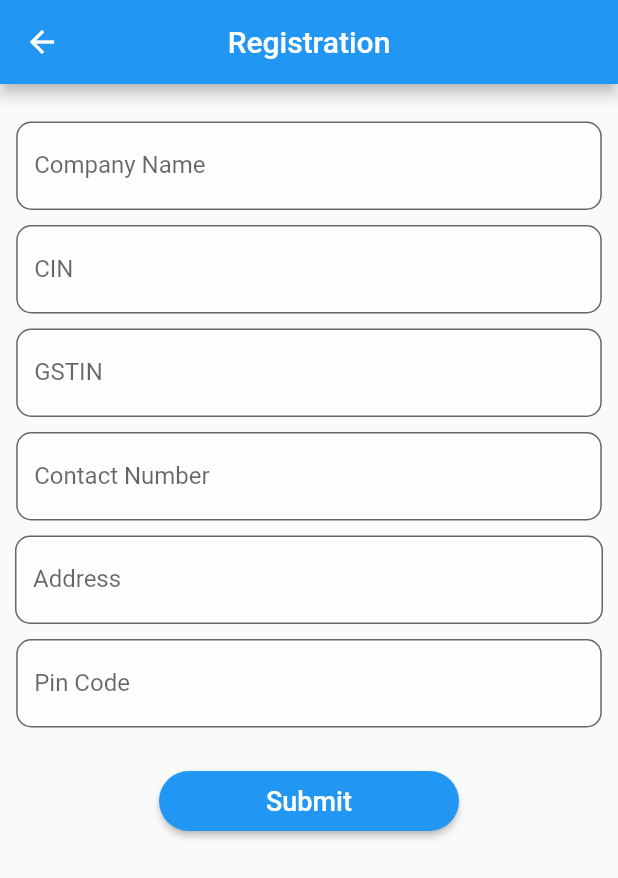
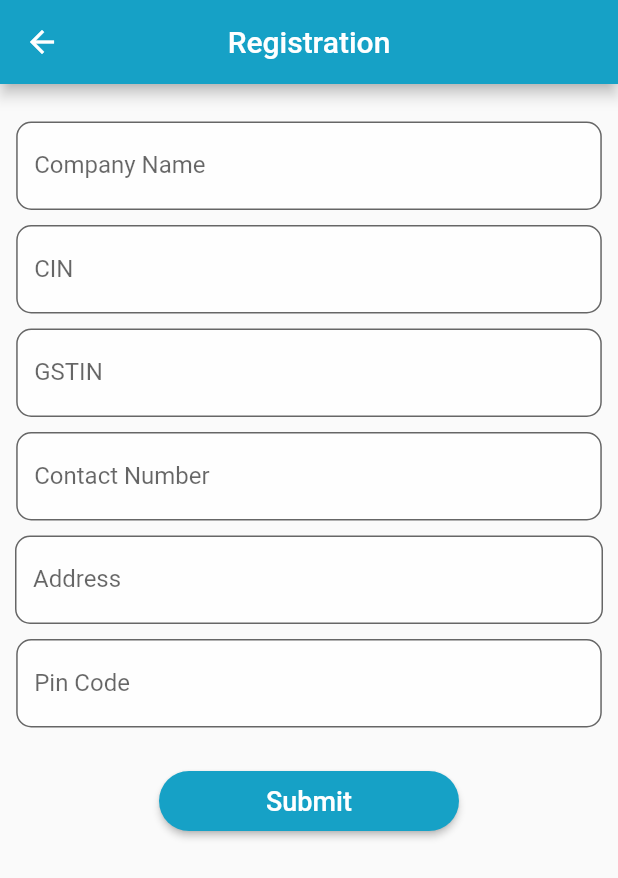
Before and after one commit to yash-choudhary/transport_app, a Flutter app: the SignUpView2 screen opened by its route, after a tap on "Fleet Owner", on a phone screen of 412 x 824 dp. Shown: the top 878 px of the screen. Run offline on Flutter 3.47's test engine with Material 2 defaults, Android fonts, the phone set to English and light mode, and no system bars; our stand-ins replace auto_size_text, cloud_firestore, firebase_auth, flutter_speed_dial, flutter_spinkit, share; missing offline and left inert: unicorndial; accounts and stored records are empty; Roboto replaces fonts that are missing (Montserrat).

Commit message:
minor updates

```diff
--- a/lib/main.dart
+++ b/lib/main.dart
@@ -8,12 +8,14 @@ import 'package:transport_app/services/auth_service.dart';
 import 'widgets/provider_widget.dart';
 import 'views/connectionrequests.dart';
 import 'views/connections.dart';
+import 'themedata/color.dart';
 
 
 void main() => runApp(MyApp());
 
 class MyApp extends StatelessWidget {
   // This widget is the root of your application.
+
   @override
   Widget build(BuildContext context) {
     return Provider(
@@ -23,10 +25,10 @@ class MyApp extends StatelessWidget {
         theme: ThemeData(
           // Define the default brightness and colors.
           brightness: Brightness.light,
-          primarySwatch: Colors.blue,
+          primarySwatch: Mycolor.primaryCustom,
 //        primaryColor: Color(0xff20B2AA),
 //        accentColor: Color(0xff2C393F),
-          buttonColor: Colors.blue,
+          buttonColor: Mycolor.primaryCustom,
 //        backgroundColor: Color(0xffE5E5E5),
 
           //backgroundColor: Color(0xffEDEDED),
--- /dev/null
+++ b/lib/themedata/color.dart
@@ -0,0 +1,24 @@
+import 'package:flutter/material.dart';
+
+class Mycolor {
+  static int prA = 22;
+  static int prB = 161;
+  static int prC = 198;
+  static var col = 0xff16A1C6;
+  static Map<int, Color> primarycolor =
+  {
+
+    50: Color.fromRGBO(prA, prB, prC, .1),
+    100: Color.fromRGBO(prA, prB, prC, .2),
+    200: Color.fromRGBO(prA, prB, prC, .3),
+    300: Color.fromRGBO(prA, prB, prC, .4),
+    400: Color.fromRGBO(prA, prB, prC, .5),
+    500: Color.fromRGBO(prA, prB, prC, .6),
+    600: Color.fromRGBO(prA, prB, prC, .7),
+    700: Color.fromRGBO(prA, prB, prC, .8),
+    800: Color.fromRGBO(prA, prB, prC, .9),
+    900: Color.fromRGBO(prA, prB, prC, 1.0),
+  };
+
+  static MaterialColor primaryCustom = MaterialColor(col, primarycolor);
+}
--- a/lib/views/connectionrequests.dart
+++ b/lib/views/connectionrequests.dart
@@ -6,6 +6,7 @@ import 'dart:async';
 import 'package:auto_size_text/auto_size_text.dart';
 import '../models/user_model.dart';
 import '../services/conn_mgmt.dart';
+import '../themedata/color.dart';
 
 class RequestsPage extends StatefulWidget {
   @override
@@ -23,7 +24,7 @@ class _RequestsPageState extends State<RequestsPage> {
 
   circularIndicator() {
     return Scaffold(
-      backgroundColor: Colors.blue,
+      backgroundColor: Mycolor.primaryCustom,
       body: Container(
         child: Center(
           child: CircularProgressIndicator(
@@ -54,7 +55,7 @@ class _RequestsPageState extends State<RequestsPage> {
             // ignore: missing_return
             builder: (context, snapshot) {
               if (!snapshot.hasData) {
-                circularIndicator();
+                return circularIndicator();
               } else {
                 return ListView.builder(
                   shrinkWrap: true,
--- a/lib/views/connections.dart
+++ b/lib/views/connections.dart
@@ -7,6 +7,8 @@ import 'package:auto_size_text/auto_size_text.dart';
 import '../models/user_model.dart';
 import '../services/conn_mgmt.dart';
 import '../views/profileview.dart';
+import '../themedata/color.dart';
+
 
 class ConnectionsPage extends StatefulWidget {
   @override
--- a/lib/views/first_view.dart
+++ b/lib/views/first_view.dart
@@ -1,9 +1,11 @@
 import 'package:flutter/material.dart';
 import 'package:auto_size_text/auto_size_text.dart';
 import '../widgets/first_dialog.dart';
+import '../themedata/color.dart';
+
 
 class FirstView extends StatelessWidget {
-  final primaryColor = Colors.blue;
+  final primaryColor = Mycolor.primaryCustom;
 
   @override
   Widget build(BuildContext context) {
--- a/lib/views/profileview.dart
+++ b/lib/views/profileview.dart
@@ -5,6 +5,8 @@ import '../widgets/provider_widget.dart';
 import 'package:flutter/material.dart';
 import 'package:auto_size_text/auto_size_text.dart';
 import '../models/user_model.dart';
+import '../themedata/color.dart';
+
 
 class Profile{
   static profileviewer(String id,BuildContext context)async{
--- a/lib/views/sign_all_view.dart
+++ b/lib/views/sign_all_view.dart
@@ -2,8 +2,10 @@ import 'package:flutter/material.dart';
 import '../services/auth_service.dart';
 import '../widgets/provider_widget.dart';
 import 'package:auto_size_text/auto_size_text.dart';
+import '../themedata/color.dart';
 
-final primaryColor = Colors.blue;
+
+final primaryColor = Mycolor.primaryCustom;
 
 enum AuthFormType { signIn, signUp,signUp2,signUp3, reset }
 
@@ -203,7 +205,7 @@ class _SignUpViewState extends State<SignUpView> {
       _headerText,
       maxLines: 1,
       textAlign: TextAlign.center,
-      style: TextStyle(color: Colors.blue, fontSize: 50.0),
+      style: TextStyle(color: Mycolor.primaryCustom, fontSize: 50.0),
     );
   }
 
--- a/lib/views/signup_details.dart
+++ b/lib/views/signup_details.dart
@@ -8,6 +8,8 @@ import 'package:cloud_firestore/cloud_firestore.dart';
 import 'dashboard.dart';
 import '../widgets/provider_widget.dart';
 import 'package:firebase_auth/firebase_auth.dart';
+import '../themedata/color.dart';
+
 
 enum AuthFormType2 {signUp2,signUp3}
 
@@ -124,7 +126,7 @@ class _SignUpView2State extends State<SignUpView2> {
                 padding: const EdgeInsets.all(15.0),
                 child: Text(
                   'Company Type',
-                  style: TextStyle(fontSize: 30.0, color: Colors.blue),
+                  style: TextStyle(fontSize: 30.0, color: Mycolor.primaryCustom),
                   textAlign: TextAlign.center,
                 ),
               ),
@@ -145,7 +147,7 @@ class _SignUpView2State extends State<SignUpView2> {
                     },
                     child: Text(
                       'Fleet Owner',
-                      style: TextStyle(fontSize: 18.0, color: Colors.blue),
+                      style: TextStyle(fontSize: 18.0, color: Mycolor.primaryCustom),
                     ),
                   ),
                 ),
@@ -166,7 +168,7 @@ class _SignUpView2State extends State<SignUpView2> {
                     },
                     child: Text(
                       'Transporter',
-                      style: TextStyle(fontSize: 18.0, color: Colors.blue),
+                      style: TextStyle(fontSize: 18.0, color: Mycolor.primaryCustom),
                     ),
                   ),
                 ),
@@ -187,7 +189,7 @@ class _SignUpView2State extends State<SignUpView2> {
                     },
                     child: Text(
                       'Freight Owner',
-                      style: TextStyle(fontSize: 18.0, color: Colors.blue),
+                      style: TextStyle(fontSize: 18.0, color: Mycolor.primaryCustom),
                     ),
                   ),
                 ),
@@ -367,7 +369,7 @@ class _SignUpView2State extends State<SignUpView2> {
                             child: RaisedButton(
                               shape: RoundedRectangleBorder(
                                   borderRadius: BorderRadius.circular(30)),
-                              color: Colors.blue,
+                              color: Mycolor.primaryCustom,
                               child: new Text('Submit',style: TextStyle(fontSize: 18.0, color: Colors.white),),
                               onPressed: () async {
                                 submit();
--- a/lib/views/splash_screen.dart
+++ b/lib/views/splash_screen.dart
@@ -2,6 +2,8 @@ import 'dart:async';
 
 import 'package:flutter/material.dart';
 import 'package:flutter_spinkit/flutter_spinkit.dart';
+import '../themedata/color.dart';
+
 
 class SplashScreen extends StatefulWidget {
   @override
@@ -23,7 +25,7 @@ class _SplashScreenState extends State<SplashScreen> {
         fit: StackFit.expand,
         children: <Widget>[
           Container(
-            decoration: BoxDecoration(color: Colors.blue),
+            decoration: BoxDecoration(color: Mycolor.primaryCustom),
           ),
           Column(
             mainAxisAlignment: MainAxisAlignment.start,
--- a/lib/widgets/add_dialog.dart
+++ b/lib/widgets/add_dialog.dart
@@ -2,9 +2,10 @@ import 'package:flutter/material.dart';
 import 'package:auto_size_text/auto_size_text.dart';
 import '../services/conn_mgmt.dart';
 import '../services/auth_service.dart';
+import '../themedata/color.dart';
 
 class AddDialog extends StatelessWidget {
-  final primaryColor = Colors.blue;
+  final primaryColor = Mycolor.primaryCustom;
   final grayColor = const Color(0xFF939393);
 
   final String title,
--- a/lib/widgets/first_dialog.dart
+++ b/lib/widgets/first_dialog.dart
@@ -1,8 +1,9 @@
 import 'package:flutter/material.dart';
 import 'package:auto_size_text/auto_size_text.dart';
+import '../themedata/color.dart';
 
 class FirstDialog extends StatelessWidget {
-  final primaryColor = Colors.blue;
+  final primaryColor = Mycolor.primaryCustom;
   final grayColor = const Color(0xFF939393);
 
   final String title,
--- a/lib/widgets/provider_widget.dart
+++ b/lib/widgets/provider_widget.dart
@@ -1,5 +1,6 @@
 import 'package:flutter/material.dart';
 import 'package:transport_app/services/auth_service.dart';
+import '../themedata/color.dart';
 
 class Provider extends InheritedWidget{
   final AuthService auth;
--- a/lib/widgets/text_field.dart
+++ b/lib/widgets/text_field.dart
@@ -1,4 +1,5 @@
 import 'package:flutter/material.dart';
+import '../themedata/color.dart';
 
 Widget txtfield(String name, String _controller, bool autofocus,bool obsc, Key key){
   return Padding(
```
Also changed, not shown: lib/services/auth_service.dart (+7 -0 lines), lib/views/dashboard.dart (+6 -3 lines), pubspec.lock, 1 other file.
